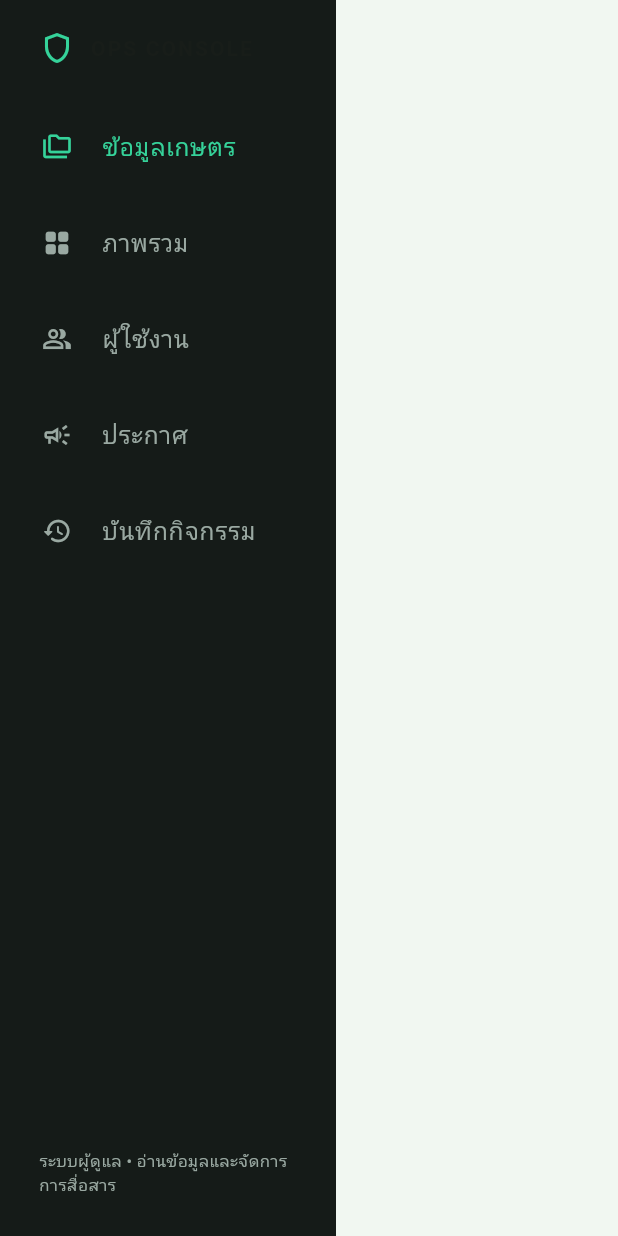
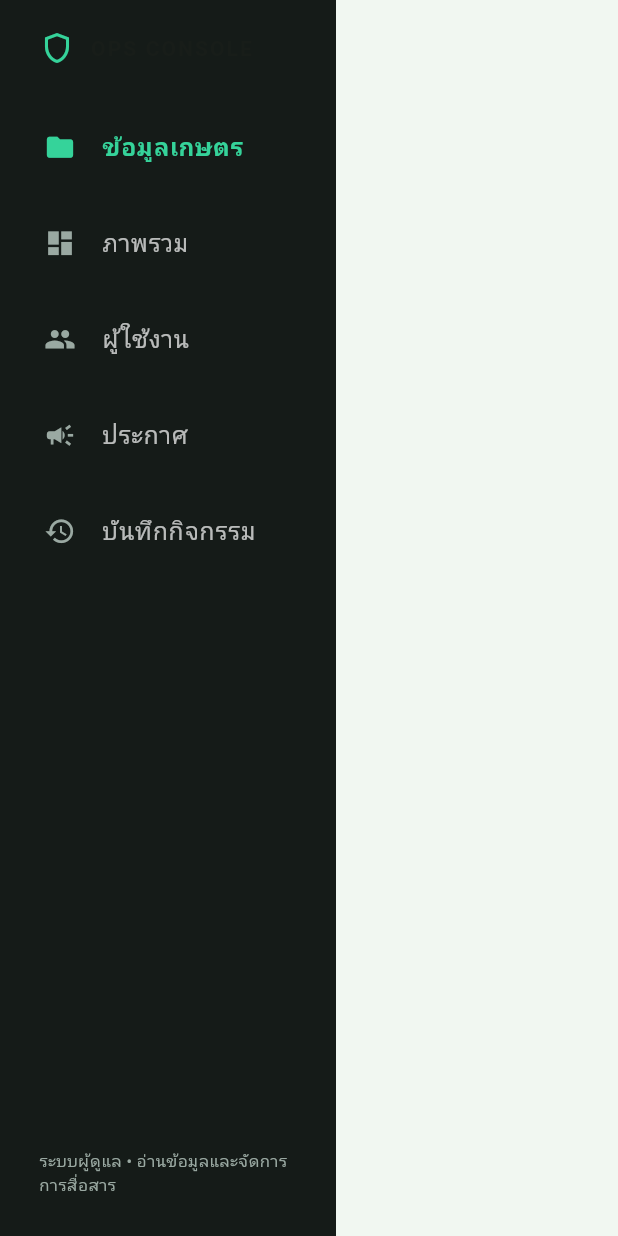
Before and after one commit to pichaite09/farmerV1, a Flutter app: the _Sidebar widget shown alone on an empty page, opened directly with empty values, on a phone screen of 412 x 824 dp. Run offline on Flutter 3.47's test engine with Material 3 defaults, Android fonts, the phone set to English and light mode, and no system bars; our stand-ins replace flutter_local_notifications, image_picker, shared_preferences, timezone, web; missing offline and left inert: dart:js_interop; accounts and stored records are empty; network calls fail.

Commit message:
fix: restore admin navigation visibility

```diff
--- a/lib/screens/admin_screen.dart
+++ b/lib/screens/admin_screen.dart
@@ -29,11 +29,11 @@ class _AdminScreenState extends State<AdminScreen> {
     'บันทึกกิจกรรม',
   ];
   static const icons = [
-    Icons.folder_copy_outlined,
-    Icons.grid_view_rounded,
-    Icons.people_alt_outlined,
-    Icons.campaign_outlined,
-    Icons.history_rounded,
+    Icons.folder,
+    Icons.dashboard,
+    Icons.people,
+    Icons.campaign,
+    Icons.history,
   ];
   FarmerApi get api => widget.api ?? context.read<ApiSession>().api;
   String? get currentUserId =>
@@ -166,14 +166,21 @@ class _Sidebar extends StatelessWidget {
               shape: RoundedRectangleBorder(
                 borderRadius: BorderRadius.circular(8),
               ),
-              leading: Icon(
-                _AdminScreenState.icons[i],
-                size: 20,
-                color: index == i ? _emerald : _muted,
+              leading: SizedBox(
+                width: 24,
+                height: 24,
+                child: Icon(
+                  _AdminScreenState.icons[i],
+                  size: 21,
+                  color: index == i ? _emerald : _muted,
+                ),
               ),
               title: Text(
                 _AdminScreenState.names[i],
-                style: TextStyle(color: index == i ? _emerald : _muted),
+                style: TextStyle(
+                  color: index == i ? _emerald : Colors.white70,
+                  fontWeight: index == i ? FontWeight.w700 : FontWeight.w500,
+                ),
               ),
               onTap: () => onSelect(i),
             ),
@@ -198,7 +205,8 @@ class _Page extends StatelessWidget {
   @override
   Widget build(BuildContext context) => SingleChildScrollView(
     padding: const EdgeInsets.all(24),
-    child: Center(
+    child: Align(
+      alignment: Alignment.topLeft,
       child: ConstrainedBox(
         constraints: const BoxConstraints(maxWidth: 1280),
         child: Column(
```
